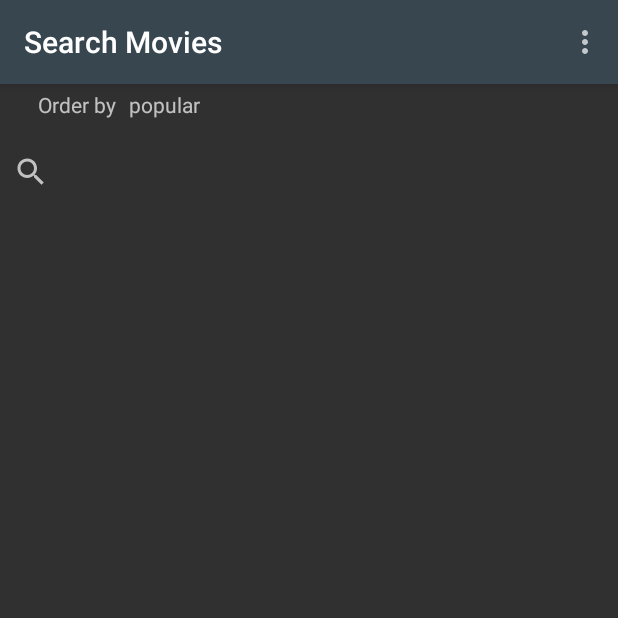
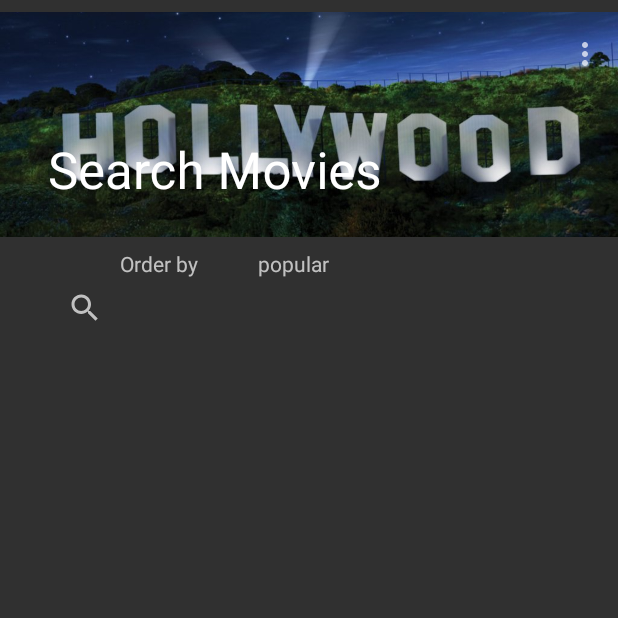
Before and after one commit to johnny3young/SearchMovies, an Android app: the screen it shows after launch (MainActivity), on a phone screen of 412 x 824 dp, the top half of it. Run offline under Robolectric (Android 15) with nearby library versions, the phone set to English and light mode, and no system bars.

Commit message:
Adding image in header

```diff
--- a/app/src/main/res/layout/activity_main.xml
+++ b/app/src/main/res/layout/activity_main.xml
@@ -7,70 +7,85 @@
         android:id="@+id/viewConstraint"
         xmlns:app="http://schemas.android.com/apk/res-auto">
 
-    <RelativeLayout
+
+    <android.support.design.widget.AppBarLayout
+            android:id="@+id/appbarlayout"
+            android:theme="@style/Toolbar"
             android:layout_width="match_parent"
-            android:layout_height="match_parent"
-            tools:context=".MainActivity">
+            android:layout_height="150dp"
+            android:background="?colorPrimary"
+            android:fitsSystemWindows="true"
+            android:elevation="4dp"
+            android:layout_marginTop="8dp"
+            app:layout_constraintTop_toTopOf="parent">
+
+        <android.support.design.widget.CollapsingToolbarLayout
+                android:fitsSystemWindows="true"
+                app:contentScrim="?attr/colorPrimary"
+                app:layout_scrollFlags="scroll|exitUntilCollapsed"
+                android:layout_width="match_parent"
+                android:layout_height="match_parent">
+
+            <ImageView
+                    android:src="@drawable/portada_hollywood_1024x1024"
+                    android:scaleType="centerCrop"
+                    android:layout_width="match_parent"
+                    android:layout_height="match_parent"/>
 
             <android.support.v7.widget.Toolbar
                     android:id="@+id/toolbar"
-                android:theme="@style/Toolbar"
+                    app:layout_collapseMode="pin"
                     android:layout_width="match_parent"
-                android:layout_height="wrap_content"
-                android:background="?colorPrimary"
-                android:elevation="4dp">
+                    android:layout_height="?attr/actionBarSize"/>
+        </android.support.design.widget.CollapsingToolbarLayout>
 
-        </android.support.v7.widget.Toolbar>
+    </android.support.design.widget.AppBarLayout>
 
     <TextView
             android:text="TextView"
             android:layout_width="163dp"
             android:layout_height="wrap_content"
             android:id="@+id/textViewSort"
-                android:layout_marginTop="4dp"
-                android:layout_alignParentEnd="true"
-                android:layout_marginEnd="154dp"
-                android:layout_below="@+id/toolbar"
-                android:layout_toEndOf="@+id/textView6"
-                android:layout_marginStart="5dp"/>
+            android:layout_marginTop="8dp"
+            app:layout_constraintTop_toBottomOf="@+id/appbarlayout"
+            app:layout_constraintEnd_toEndOf="parent"
+            android:layout_marginEnd="48dp"
+            app:layout_constraintStart_toEndOf="@+id/textView6"
+            android:layout_marginStart="8dp"/>
 
     <android.support.v7.widget.SearchView
             android:id="@+id/searchMovies"
-                android:layout_width="match_parent"
-                android:layout_height="wrap_content"
+            android:layout_width="347dp"
+            android:layout_height="24dp"
             android:elevation="4dp"
-                app:layout_constraintBottom_toBottomOf="parent"
-                app:layout_constraintLeft_toLeftOf="parent"
-                app:layout_constraintRight_toRightOf="parent"
-                app:layout_constraintTop_toTopOf="parent"
-                app:layout_constraintVertical_bias="0.0"
             app:queryHint="e.g: spiderman"
-                android:layout_marginTop="11dp"
-                android:layout_below="@+id/textViewSort"
-                android:layout_alignParentEnd="true"
-                android:layout_marginEnd="3dp"
-                android:layout_alignParentStart="true"
-                android:layout_marginStart="-3dp"/>
+            app:layout_constraintStart_toStartOf="parent"
+            android:layout_marginStart="8dp"
+            app:layout_constraintEnd_toEndOf="parent"
+            android:layout_marginEnd="8dp"
+            android:layout_marginTop="8dp"
+            app:layout_constraintTop_toBottomOf="@+id/textView6"/>
 
     <android.support.v7.widget.RecyclerView
             android:id="@+id/recyclerViewMovies"
             android:layout_width="match_parent"
             android:layout_height="wrap_content"
             android:isScrollContainer="true"
-                android:layout_marginTop="0dp"
-                android:layout_below="@+id/searchMovies"/>
+            tools:layout_editor_absoluteX="0dp"
+            android:layout_marginTop="8dp"
+            app:layout_behavior="@string/appbar_scrolling_view_behavior"
+            app:layout_constraintTop_toBottomOf="@+id/searchMovies"/>
 
     <TextView
             android:text="Order by"
             android:layout_width="55dp"
             android:layout_height="wrap_content"
             android:layout_alignParentStart="true"
-                android:layout_marginStart="25dp"
             android:id="@+id/textView6"
-                android:layout_marginTop="4dp"
-                android:layout_below="@+id/toolbar"
-                android:layout_marginBottom="6dp"
-                />
-    </RelativeLayout>
+            app:layout_constraintStart_toStartOf="parent"
+            android:layout_marginStart="80dp"
+            android:layout_marginTop="8dp"
+            app:layout_constraintTop_toBottomOf="@+id/appbarlayout"/>
+
 
 </android.support.constraint.ConstraintLayout>
```
Also changed, not shown: app/src/main/res/drawable/imdb.png (added), app/src/main/res/drawable/negativesearchmovies.png (added), app/src/main/res/drawable/portada_hollywood_1024x1024.jpg (added), app/src/main/res/drawable/search_movies.png (added), app/src/main/res/drawable/themoviedb.png (added). Lines whose indentation alone changed are shown as unchanged.
